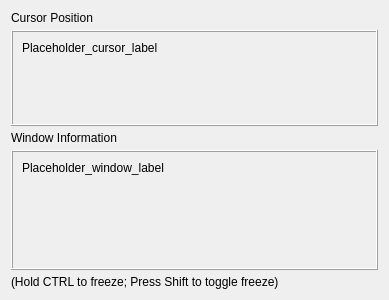
Above: app.ui from PetricaT/wayland-peek before the change. Below: the same form after it.
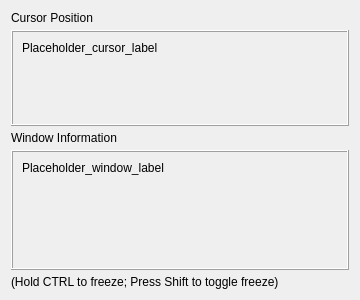
That is the form after the change.

Commit message: Fixed default width not covering entire window UID

```diff
--- a/app.ui
+++ b/app.ui
@@ -6,13 +6,13 @@
    <rect>
     <x>0</x>
     <y>0</y>
-    <width>389</width>
+    <width>360</width>
     <height>300</height>
    </rect>
   </property>
   <property name="minimumSize">
    <size>
-    <width>355</width>
+    <width>360</width>
     <height>300</height>
    </size>
   </property>
```
